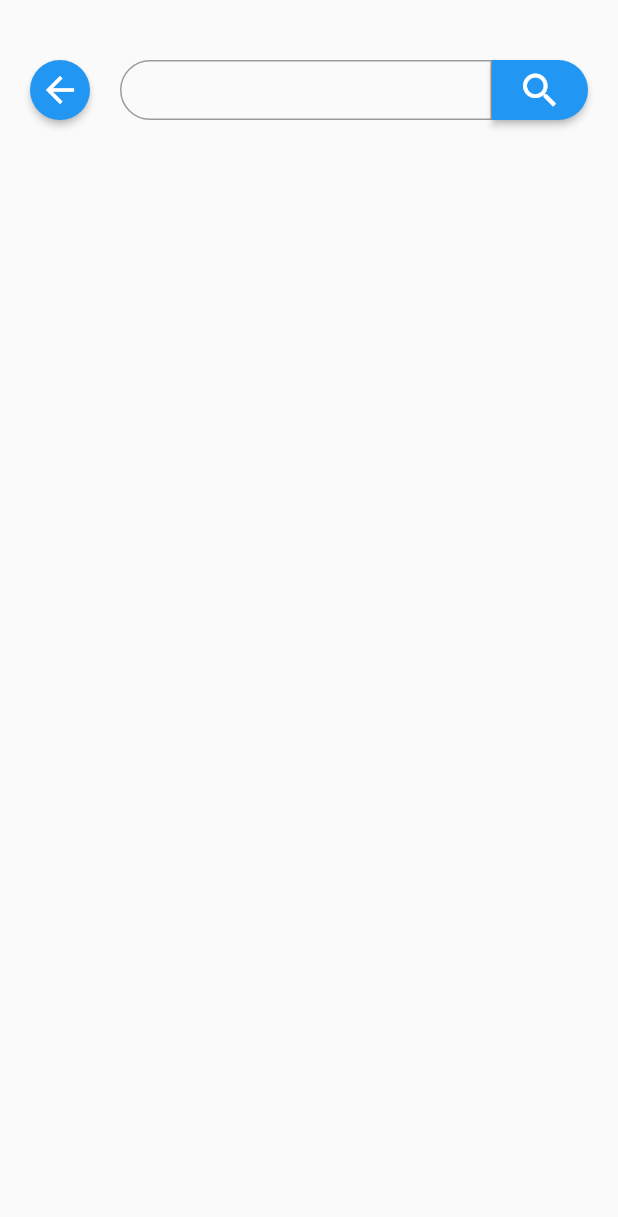
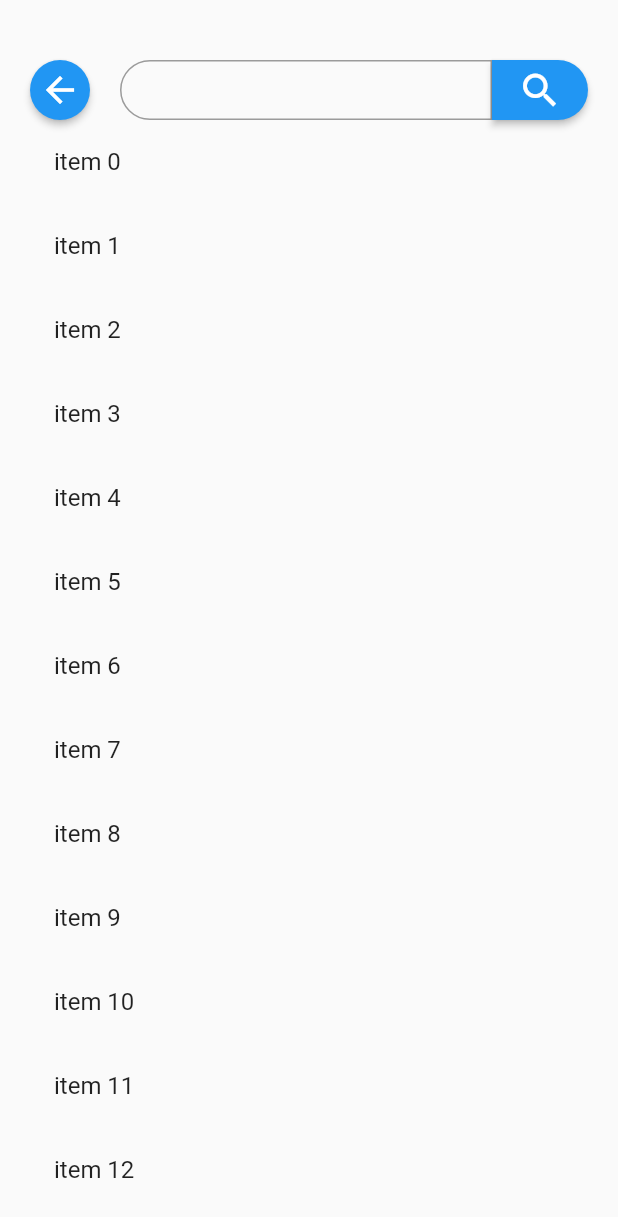
Before and after one commit to SergioLeite-dev/find_my_book, a Flutter app: the SearchResultsScreen screen opened by its route, on a phone screen of 412 x 824 dp. Shown: the top 1217 px of the screen. Run offline on Flutter 3.47's test engine with Material 2 defaults, Android fonts, the phone set to English and light mode, and no system bars; our stand-ins replace dio.

Commit message:
🚧 wip: Results list.

```diff
--- a/lib/views/search_results_screen.dart
+++ b/lib/views/search_results_screen.dart
@@ -27,10 +27,8 @@ class _SearchResultsScreenState extends State<SearchResultsScreen> {
     if (mounted && ModalRoute.of(context)!.isCurrent) {
       switch (controller.state) {
         case SearchState.success:
+          //TODO: Unnecessary navigation. Just update List Widget.
           Navigator.of(context).pushReplacementNamed(SearchResultsScreen.routeName);
-          // Foi neste momento que eu percebi que quando eu já estiver na página de resultados,
-          // eu não preciso navegar de novo para a página de resultados, por mais tolo que isso pareça.
-          // basta atualizar a lista de resultados.
           break;
         case SearchState.error:
           ScaffoldMessenger.of(context).showSnackBar(const SnackBar(content: Text('Request Error')));
@@ -55,8 +53,8 @@ class _SearchResultsScreenState extends State<SearchResultsScreen> {
     return Scaffold(
       body: Padding(
         padding: const EdgeInsets.fromLTRB(20, 40, 20, 0),
-        child: SingleChildScrollView(
-            child: Column(
+        child: Column(
+          mainAxisSize: MainAxisSize.min,
           children: [
             Row(
               children: [
@@ -74,9 +72,30 @@ class _SearchResultsScreenState extends State<SearchResultsScreen> {
                 ),
               ],
             ),
+            ItemsListView(),
           ],
-        )),
+        ),
       ),
     );
   }
 }
+
+class ItemsListView extends StatelessWidget {
+  const ItemsListView({
+    super.key,
+  });
+
+  @override
+  Widget build(BuildContext context) {
+    //TODO: Implement ListView
+    return Flexible(
+      fit: FlexFit.loose,
+      child: ListView.builder(
+        itemCount: 20,
+        itemBuilder: (context, index) {
+          return ListTile(title: Text("item $index"));
+        },
+      ),
+    );
+  }
+}
```
